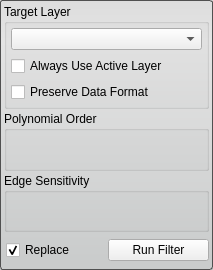
Old version of the form src/Interface/ToolInterface/IntensityCorrectionFilterInterface.ui in the repository SCIInstitute/Seg3D.
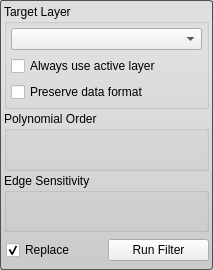
New version of the form. Custom widgets are drawn as their Qt base class.

Commit message: fixed Threshold Tool: Move "Create Threshold Layer" button to b... fixed Tools/Filters: Inconsistent capitalization for groupboxes fixed Tools/Filters: Inconsistent capitalization for checkboxes

```diff
--- a/src/Interface/ToolInterface/IntensityCorrectionFilterInterface.ui
+++ b/src/Interface/ToolInterface/IntensityCorrectionFilterInterface.ui
@@ -76,7 +76,7 @@
          <item>
           <widget class="QCheckBox" name="use_active_layer_">
            <property name="text">
-            <string>Always Use Active Layer</string>
+            <string>Always use active layer</string>
            </property>
           </widget>
          </item>
@@ -101,7 +101,7 @@
          <item>
           <widget class="QCheckBox" name="preserve_data_format_">
            <property name="text">
-            <string>Preserve Data Format</string>
+            <string>Preserve data format</string>
            </property>
           </widget>
          </item>
```
The commit also changes 52 other files.
